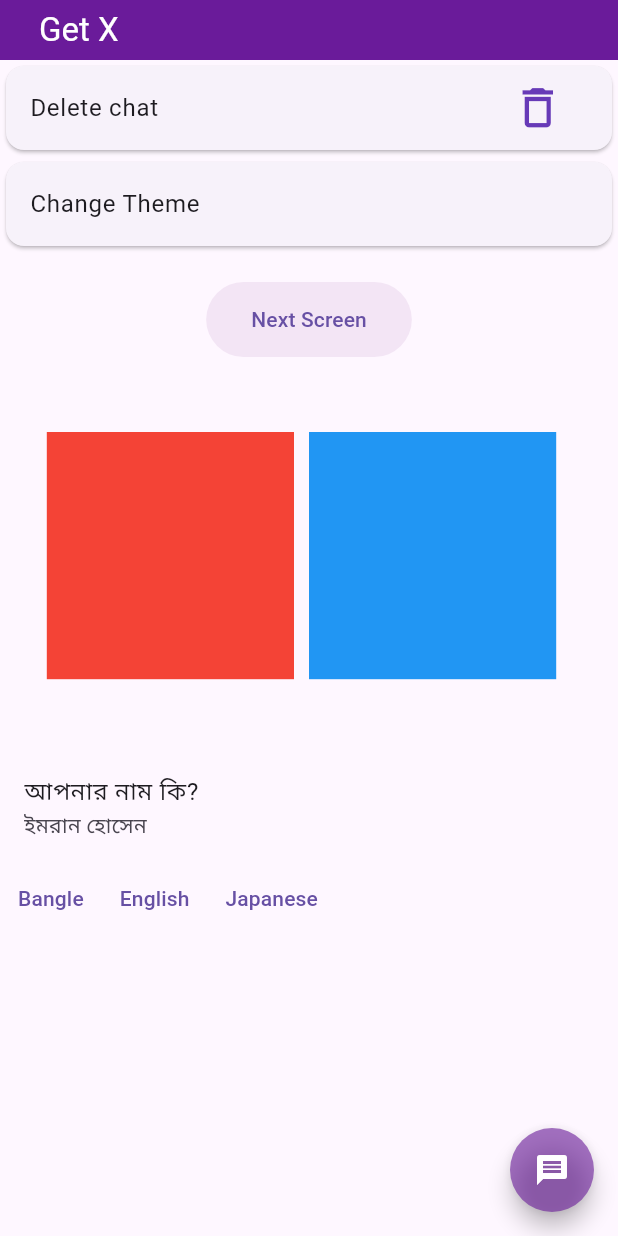
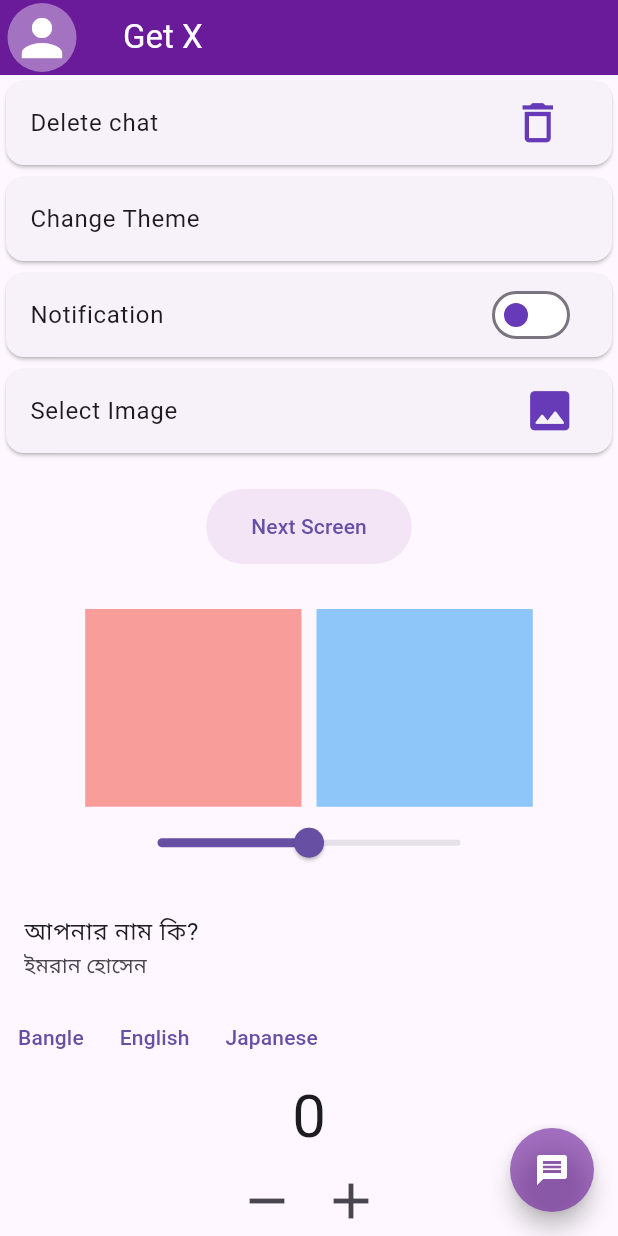
Before and after one commit to Imran-Hossain-13/Get_X, a Flutter app: the screen it shows after launch, on a phone screen of 412 x 824 dp. Run offline on Flutter 3.47's test engine with Material 3 defaults, Android fonts, the phone set to English and light mode, and no system bars; our stand-ins replace get, image_picker.

Commit message:
19-03-2024

```diff
--- /dev/null
+++ b/lib/getx_controller.dart
@@ -0,0 +1,42 @@
+import 'package:get/get.dart';
+import 'package:image_picker/image_picker.dart';
+
+class CounterController extends GetxController{
+  RxInt counter = 0.obs;
+  RxDouble opacity = 0.5.obs;
+  RxBool notification = false.obs;
+  RxList<String> country = ['Bangladesh','Pakistan','Nepal','China','Japan','Finland'].obs;
+  RxList favoriteCountry = [].obs;
+  incrementCounter(){
+      counter.value++;
+  }
+  decrementCounter(){
+    if(counter.value >= 1){
+      counter.value--;
+    }
+  }
+  changeOpacity(double value){
+    opacity.value = value;
+  }
+  changeNotification(){
+    notification.value = !notification.value;
+  }
+  selectCountry(String country){
+    if(favoriteCountry.contains(country)){
+      favoriteCountry.remove(country);
+    }else{
+      favoriteCountry.add(country);
+    }
+  }
+}
+
+class ImagePickerController extends GetxController{
+  RxString imagePath = ''.obs;
+  Future getImage() async{
+    final imagePicker = ImagePicker();
+    final image = await imagePicker.pickImage(source: ImageSource.camera);
+    if(image != null){
+      imagePath.value = image.path.toString();
+    }
+  }
+}
--- a/lib/home.dart
+++ b/lib/home.dart
@@ -1,6 +1,9 @@
+import 'dart:io';
 import 'package:flutter/material.dart';
 import 'package:get/get.dart';
 import 'package:get_x/screen_one.dart';
+import 'getx_controller.dart';
+import 'image_picker.dart';
 
 class MyHome extends StatefulWidget {
   const MyHome({super.key});
@@ -10,17 +13,37 @@ class MyHome extends StatefulWidget {
 }
 
 class _MyHomeState extends State<MyHome> {
+  CounterController myController = Get.put(CounterController());
+  ImagePickerController imageController = Get.put(ImagePickerController());
   int x = 0;
   @override
   Widget build(BuildContext context) {
     return Scaffold(
       appBar: AppBar(
+        leading: Padding(
+          padding: const EdgeInsets.all(2.0),
+          child: Obx(() {
+            if(imageController.imagePath.toString() == ''){
+              return const CircleAvatar(
+                backgroundColor: Colors.white38,
+                radius: 30,
+                child: Icon(Icons.person,size: 40,color: Colors.white,),
+              );
+            }else{
+              return CircleAvatar(
+                radius: 30,
+                backgroundImage: imageController.imagePath.isNotEmpty?FileImage(File(imageController.imagePath.toString())):null,
+                backgroundColor: Colors.deepPurple.withOpacity(.4),
+              );
+            }
+          }),
+        ),
         title: const Padding(
           padding: EdgeInsets.all(10.0),
           child: Text("Get X",style: TextStyle(color: Colors.white),),
         ),
         backgroundColor: Colors.purple.shade800,
-        toolbarHeight: 40,
+        toolbarHeight: 50,
       ),
       body: Column(
         children: [
@@ -106,6 +129,30 @@ class _MyHomeState extends State<MyHome> {
               title: const Text("Change Theme"),
             ),
           ),
+          Obx(() {
+            return Card(
+              child: ListTile(
+                title: const Text("Notification"),
+                trailing: Switch(
+                  value: myController.notification.value,
+                  inactiveTrackColor: Colors.white,
+                  inactiveThumbColor: Colors.deepPurple,
+                  onChanged: (value){
+                    myController.changeNotification();
+                  },
+                ),
+              ),
+            );
+          }),
+          Card(
+            child: ListTile(
+              onTap: (){
+                Get.to(const MyImagePicker());
+              },
+              title: const Text("Select Image"),
+              trailing: const Icon(Icons.image_rounded,size: 35,color: Colors.deepPurple,),
+            ),
+          ),
           const SizedBox(height: 20,),
           Center(
             child: TextButton(
@@ -119,24 +166,37 @@ class _MyHomeState extends State<MyHome> {
               child: const Text("Next Screen"),
             ),
           ),
-          const SizedBox(height: 40,),
-          Row(
+          const SizedBox(height: 30,),
+          Obx(() {
+            return Row(
               mainAxisAlignment: MainAxisAlignment.center,
               children: [
                 Container(
-                color: Colors.red,
-                height: Get.height * .2,
-                width: Get.width * .4,
+                  color: Colors.red.withOpacity(myController.opacity.value),
+                  height: Get.height * .16,
+                  width: Get.width * .35,
                 ),
                 Container(
-                color: Colors.blue,
-                height: Get.height * .2,
-                width: Get.width * .4,
-                margin: const EdgeInsets.all(10),
+                  color: Colors.blue.withOpacity(myController.opacity.value),
+                  height: Get.height * .16,
+                  width: Get.width * .35,
+                  margin: EdgeInsets.only(left: 10),
                 ),
               ],
+            );
+          }),
+          Obx(() {
+            return SizedBox(
+              width: 250,
+              child: Slider(
+                value: myController.opacity.value,
+                onChanged: (value){
+                  myController.changeOpacity(value);
+                }
               ),
-          const SizedBox(height: 40,),
+            );
+          }),
+          const SizedBox(height: 10,),
           ListTile(
             title: Text('message'.tr),
             subtitle: Text('name'.tr),
@@ -160,6 +220,24 @@ class _MyHomeState extends State<MyHome> {
                   Get.updateLocale(const Locale('jp','JP'));
                 },
                 child: const Text("Japanese")
+              ),
+            ],
+          ),
+          Obx((){return Text(myController.counter.toString(),style: const TextStyle(fontSize: 40),);}),
+          Row(
+            mainAxisAlignment: MainAxisAlignment.center,
+            children: [
+              IconButton(
+                onPressed: (){
+                  myController.decrementCounter();
+                },
+                icon: const Icon(Icons.remove,size: 40,)
+              ),
+              IconButton(
+                onPressed: (){
+                  myController.incrementCounter();
+                },
+                icon: const Icon(Icons.add,size: 40,)
               ),
             ],
           )
--- a/lib/main.dart
+++ b/lib/main.dart
@@ -4,7 +4,7 @@ import 'package:get_x/languages.dart';
 import 'package:get_x/screen_two.dart';
 import 'home.dart';
 
-void main() {
+void main() async{
   runApp(const MyApp());
 }
 
--- a/pubspec.yaml
+++ b/pubspec.yaml
@@ -36,6 +36,7 @@ dependencies:
   # Use with the CupertinoIcons class for iOS style icons.
   cupertino_icons: ^1.0.2
   get: ^4.6.6
+  image_picker: ^1.0.7
 
 dev_dependencies:
   flutter_test:
```
Also changed, not shown: lib/image_picker.dart (added, +40 -0 lines), lib/screen_one.dart (+27 -1 lines), lib/screen_two.dart (+20 -2 lines), pubspec.lock, 1 other file. Lines whose indentation alone changed are shown as unchanged.
